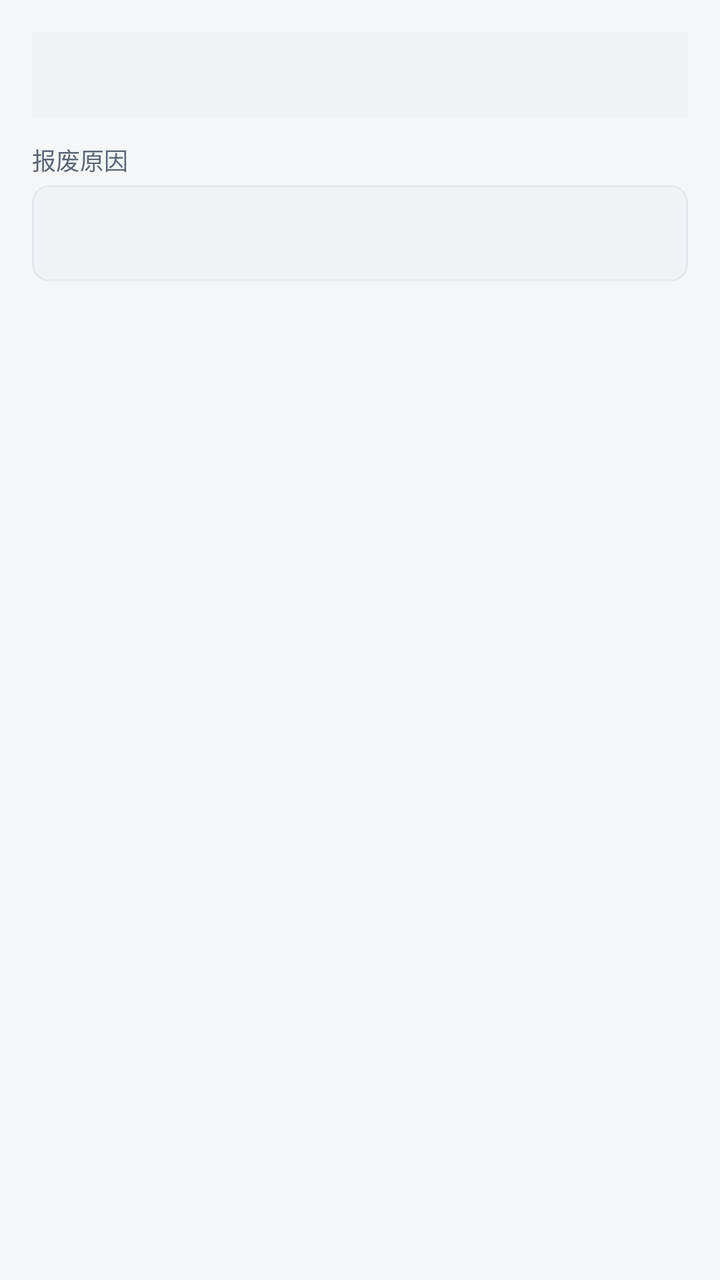
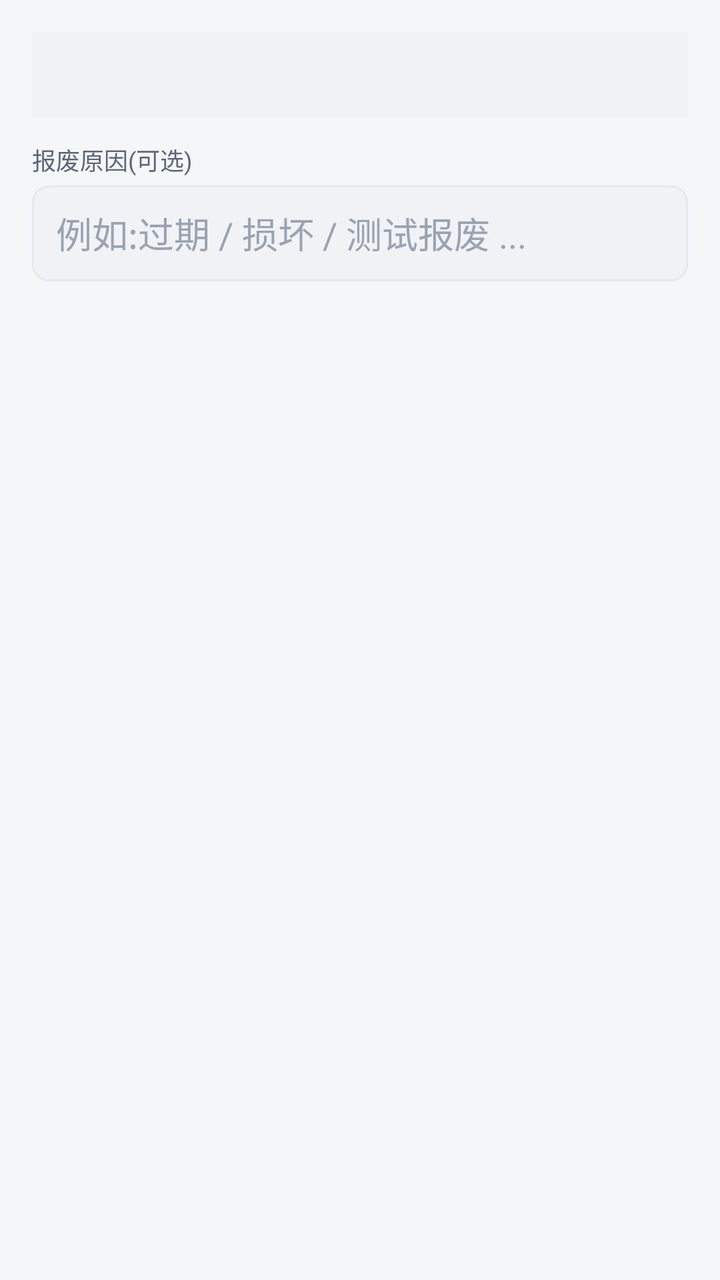

Screens rendered from an Android XML layout before and after an edit, with the pre-edit source and the edit as a unified diff.
<!-- AndroidManifest.xml: application theme Theme.SimpleWmsPda -->
<!-- res/layout/dialog_scrap_simple.xml -->
<?xml version="1.0" encoding="utf-8"?>
<LinearLayout xmlns:android="http://schemas.android.com/apk/res/android"
    android:layout_width="match_parent"
    android:layout_height="wrap_content"
    android:orientation="vertical"
    android:padding="@dimen/space_lg">

    <TextView
        android:id="@+id/tv_info"
        android:layout_width="match_parent"
        android:layout_height="wrap_content"
        android:textColor="@color/text_secondary"
        android:textSize="@dimen/text_body"
        android:background="@color/bg_subtle"
        android:padding="@dimen/space_md" />

    <TextView
        android:layout_width="wrap_content"
        android:layout_height="wrap_content"
        android:layout_marginTop="@dimen/space_md"
        android:text="@string/scrap_reason_label"
        style="@style/Text.Caption" />

    <Spinner
        android:id="@+id/sp_reason"
        android:layout_width="match_parent"
        android:layout_height="@dimen/touch_min"
        android:layout_marginTop="@dimen/space_xs"
        android:background="@drawable/bg_input" />
</LinearLayout>
<!-- resources referenced by this layout -->
<resources>
  <color name="bg_subtle">#F0F2F5</color>
  <color name="text_secondary">#5C6577</color>
  <dimen name="space_lg">16dp</dimen>
  <dimen name="space_md">12dp</dimen>
  <dimen name="space_xs">4dp</dimen>
  <dimen name="text_body">14sp</dimen>
  <dimen name="touch_min">48dp</dimen>
  <!-- drawable bg_input (drawable) -->
  <?xml version="1.0" encoding="utf-8"?>
  <shape xmlns:android="http://schemas.android.com/apk/res/android" android:shape="rectangle">
      <solid android:color="@color/bg_subtle" />
      <corners android:radius="8dp" />
      <stroke android:width="1dp" android:color="@color/divider" />
  </shape>
  <string name="scrap_reason_label">报废原因</string>
  <style name="Text.Caption">
          <item name="android:textSize">@dimen/text_caption</item>
          <item name="android:textColor">@color/text_secondary</item>
      </style>
  <style name="Theme.SimpleWmsPda" parent="Theme.SimpleWMS" />
  <color name="divider">#E5E8EC</color>
  <dimen name="text_caption">12sp</dimen>
  <style name="Theme.SimpleWMS" parent="Theme.MaterialComponents.Light.NoActionBar">
          <item name="colorPrimary">@color/primary</item>
          <item name="colorPrimaryDark">@color/primary_dark</item>
          <item name="colorAccent">@color/accent</item>
          <item name="android:windowBackground">@color/bg_page</item>
          <item name="android:statusBarColor">@color/primary_dark</item>
          <item name="android:navigationBarColor">@color/bg_card</item>
          <item name="android:textColorPrimary">@color/text_primary</item>
          <item name="android:textColorSecondary">@color/text_secondary</item>
          <item name="materialButtonStyle">@style/Widget.SimpleWMS.Button</item>
      </style>
  <color name="primary">#1E6BFF</color>
  <color name="primary_dark">#0E4CCB</color>
  <color name="accent">#00B894</color>
  <color name="bg_page">#F4F6F8</color>
  <color name="bg_card">#FFFFFF</color>
  <color name="text_primary">#1A2233</color>
  <style name="Widget.SimpleWMS.Button" parent="Widget.MaterialComponents.Button">
          <item name="cornerRadius">@dimen/card_corner</item>
          <item name="android:minHeight">@dimen/touch_min</item>
          <item name="android:textSize">@dimen/text_subtitle</item>
      </style>
  <dimen name="card_corner">12dp</dimen>
  <dimen name="text_subtitle">16sp</dimen>
</resources>

<!-- the commit's change to res/layout/dialog_scrap_simple.xml (unified diff, before → after) -->
@@ -21,10 +21,17 @@
         android:text="@string/scrap_reason_label"
         style="@style/Text.Caption" />
 
-    <Spinner
-        android:id="@+id/sp_reason"
+    <EditText
+        android:id="@+id/et_reason"
         android:layout_width="match_parent"
         android:layout_height="@dimen/touch_min"
         android:layout_marginTop="@dimen/space_xs"
-        android:background="@drawable/bg_input" />
+        android:background="@drawable/bg_input"
+        android:paddingStart="@dimen/space_md"
+        android:paddingEnd="@dimen/space_md"
+        android:hint="@string/scrap_reason_hint"
+        android:textColor="@color/text_primary"
+        android:textColorHint="@color/text_hint"
+        android:inputType="text"
+        android:maxLength="255" />
 </LinearLayout>
<!-- resource entries referenced after the edit -->
@@ -1,6 +1,7 @@
 <!-- resources referenced by this layout -->
 <resources>
   <color name="bg_subtle">#F0F2F5</color>
+  <color name="text_hint">#9AA3B2</color>
   <color name="text_secondary">#5C6577</color>
   <dimen name="space_lg">16dp</dimen>
   <dimen name="space_md">12dp</dimen>
@@ -14,7 +15,8 @@
       <corners android:radius="8dp" />
       <stroke android:width="1dp" android:color="@color/divider" />
   </shape>
-  <string name="scrap_reason_label">报废原因</string>
+  <string name="scrap_reason_hint">例如:过期 / 损坏 / 测试报废 ...</string>
+  <string name="scrap_reason_label">报废原因(可选)</string>
   <style name="Text.Caption">
           <item name="android:textSize">@dimen/text_caption</item>
           <item name="android:textColor">@color/text_secondary</item>
